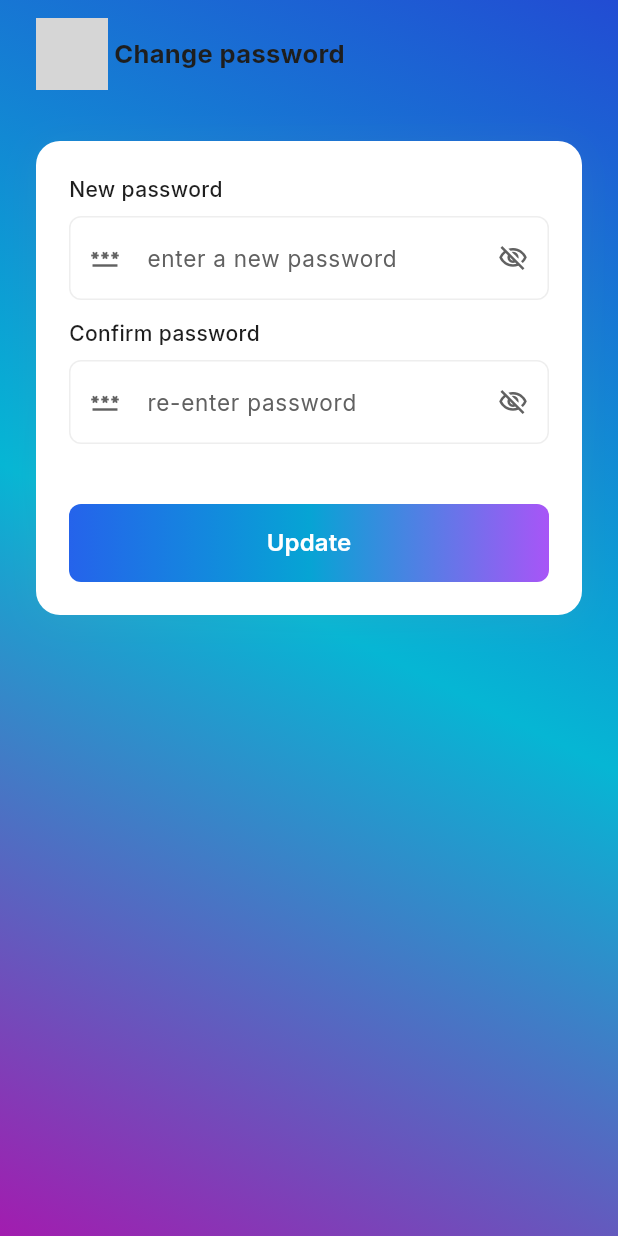
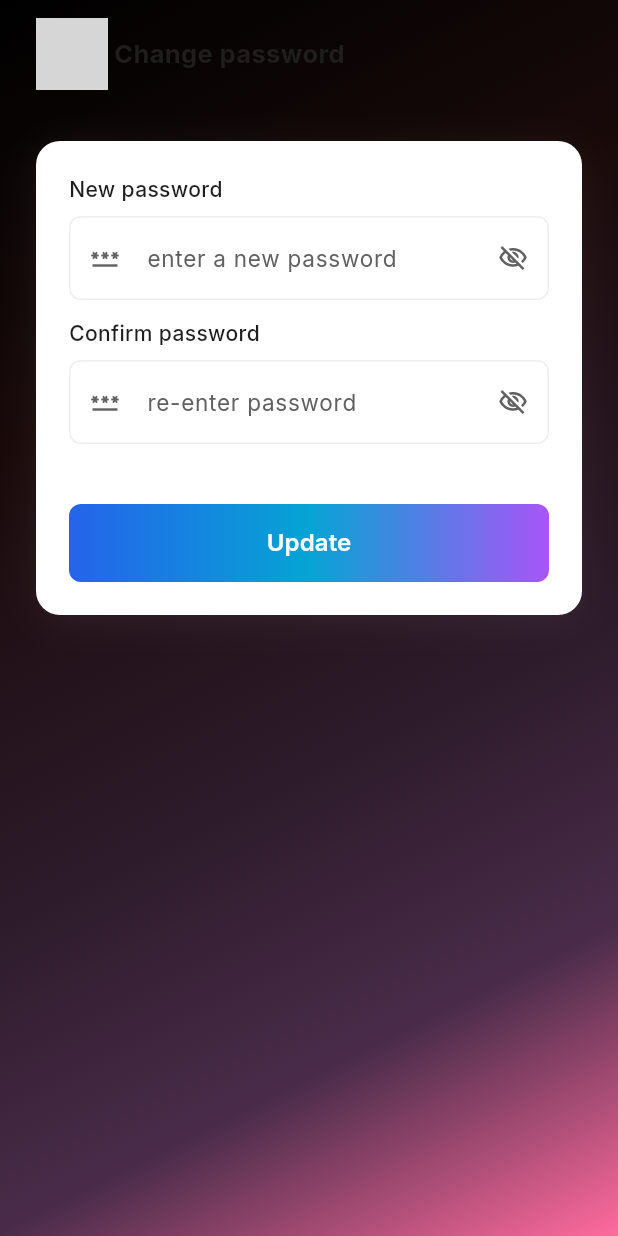
Before and after one commit to afatullahsiddique/gs-live-realtime-solution, a Flutter app: the _ChangePasswordView screen opened directly, on a phone screen of 412 x 824 dp. Run offline on Flutter 3.47's test engine with Material 3 defaults, Android fonts, the phone set to English and light mode, and no system bars; our stand-ins replace bloc, equatable, flutter_bloc, flutter_secure_storage, flutter_svg, get_it and 3 more; accounts and stored records are empty; grey boxes are pictures that could not be loaded.

Commit message:
Re-usable theme.

```diff
--- a/lib/theme/app_theme.dart
+++ b/lib/theme/app_theme.dart
@@ -42,25 +42,63 @@ class AppColors {
   static const Color text = Color(0xFF1E1E1E);
   static const Color textLight = Color(0xFF616161);
 
-  static const List<Color> backgroundGradient = [
-    // Color(0xFF1D4ED8), // Royal Blue
-    // Color(0xFF9333EA), // Magenta Purple
-    // Color(0xFFF97316), // Warm Orange
+  // Primary colors
+  static const Color black = Colors.black;
+  static const Color white = Colors.white;
 
-    // Color(0xFF2563EB), // Ocean Blue
-    // Color(0xFF4ADE80), // Mint Green
-    // Color(0xFFC084FC), // Lavender
+  static Color pinkLight = Colors.pink.shade300;
+  static Color pinkDark = Colors.pink.shade500;
+  static Color pink400 = Colors.pink.shade400;
+  static Color pink600 = Colors.pink.shade600;
 
-    Color(0xFF224CD3), // Strong Blue
-    Color(0xFF06B6D4), // Bright Cyan
-    Color(0xFFA21CAF), // Neon Purple
+  // Background gradient
+  static const LinearGradient backgroundGradient = LinearGradient(
+    begin: Alignment.topLeft,
+    end: Alignment.bottomRight,
+    colors: [
+      Color(0xFF000000),
+      Color(0xFF1a0a0a),
+      Color(0xFF2d1b2b),
+      Color(0xFF4a2c4a),
+      Color(0xFFff6b9d),
+    ],
+    stops: [0.0, 0.3, 0.6, 0.8, 1.0],
+  );
 
-    // Color(0xFF0EA5E9), // Sky Blue
-    // Color(0xFF14B8A6), // Aqua Green
-    // Color(0xFF84CC16), // Lime Green
+  // Logo gradient
+  static LinearGradient logoGradient = LinearGradient(
+    begin: Alignment.topLeft,
+    end: Alignment.bottomRight,
+    colors: [pinkLight, pinkDark],
+  );
 
-    // Color(0xFF2563EB), // Blue
-    // Color(0xFF06B6D4), // Teal
-    // Color(0xFFA855F7), // Violet
+  // Tab indicator gradient
+  static LinearGradient tabIndicatorGradient =
+  LinearGradient(colors: [Colors.pink.shade400, Colors.pink.shade600]);
+
+  // Button gradient
+  static LinearGradient buttonGradient =
+  LinearGradient(colors: [Colors.pink.shade400, Colors.pink.shade600]);
+
+  // Shadows
+  static List<BoxShadow> logoShadow = [
+    BoxShadow(color: Colors.pink.withOpacity(0.3), blurRadius: 20, offset: const Offset(0, 10)),
   ];
+
+  static List<BoxShadow> buttonShadow = [
+    BoxShadow(color: Colors.pink.withOpacity(0.4), blurRadius: 12, offset: const Offset(0, 6)),
+  ];
+
+  // Input decoration colors
+  static Color inputBorderColor = Colors.pink.withOpacity(0.3);
+  static Color inputBackground = Colors.black.withOpacity(0.2);
+
+  // Divider gradients
+  static Gradient dividerLeft = LinearGradient(colors: [Colors.transparent, Colors.white.withOpacity(0.3)]);
+  static Gradient dividerRight = LinearGradient(colors: [Colors.white.withOpacity(0.3), Colors.transparent]);
+
+  // Shader for texts
+  static Shader textGradientShader(Rect bounds) {
+    return LinearGradient(colors: [pinkLight, pinkDark]).createShader(bounds);
+  }
 }
--- a/lib/ui/auth/change_password/change_password_page.dart
+++ b/lib/ui/auth/change_password/change_password_page.dart
@@ -13,10 +13,7 @@ class ChangePasswordPage extends StatelessWidget {
 
   @override
   Widget build(BuildContext context) {
-    return BlocProvider(
-      create: (_) => ChangePasswordCubit(),
-      child: const _ChangePasswordView(),
-    );
+    return BlocProvider(create: (_) => ChangePasswordCubit(), child: const _ChangePasswordView());
   }
 }
 
@@ -30,13 +27,7 @@ class _ChangePasswordView extends StatelessWidget {
     return Scaffold(
       body: Container(
         height: double.infinity,
-        decoration: const BoxDecoration(
-          gradient: LinearGradient(
-            begin: Alignment.topRight,
-            end: Alignment.bottomLeft,
-            colors: AppColors.backgroundGradient,
-          ),
-        ),
+        decoration: const BoxDecoration(gradient: AppColors.backgroundGradient),
         child: SafeArea(
           child: Padding(
             padding: const EdgeInsets.symmetric(horizontal: 24),
@@ -49,24 +40,14 @@ class _ChangePasswordView extends StatelessWidget {
                       context.pop();
                     },
                     child: Padding(
-                      padding: const EdgeInsets.only(
-                        top: 12,
-                        bottom: 12,
-                        right: 12,
-                      ),
+                      padding: const EdgeInsets.only(top: 12, bottom: 12, right: 12),
                       child: Row(
                         mainAxisAlignment: MainAxisAlignment.start,
                         mainAxisSize: MainAxisSize.min,
                         children: [
                           SvgPicture.asset("assets/icons/back.svg"),
                           SizedBox(width: 4),
-                          Text(
-                            "Change password",
-                            style: TextStyle(
-                              fontSize: 17,
-                              fontWeight: FontWeight.w700,
-                            ),
-                          ),
+                          Text("Change password", style: TextStyle(fontSize: 17, fontWeight: FontWeight.w700)),
                         ],
                       ),
                     ),
@@ -79,14 +60,7 @@ class _ChangePasswordView extends StatelessWidget {
                     decoration: BoxDecoration(
                       color: Colors.white,
                       borderRadius: BorderRadius.circular(16),
-                      boxShadow: [
-                        BoxShadow(
-                          color: Colors.grey.withOpacity(0.1),
-                          spreadRadius: 0,
-                          blurRadius: 20,
-                          offset: const Offset(0, 4),
-                        ),
-                      ],
+                      boxShadow: [BoxShadow(color: Colors.grey.withOpacity(0.1), spreadRadius: 0, blurRadius: 20, offset: const Offset(0, 4))],
                     ),
                     child: Column(
                       children: [
@@ -100,9 +74,7 @@ class _ChangePasswordView extends StatelessWidget {
                                   hintText: "enter a new password",
                                   obscureText: !state.passwordVisibility,
                                   prefixIcon: Icons.password,
-                                  suffixIcon: state.passwordVisibility
-                                      ? Icons.visibility_outlined
-                                      : Icons.visibility_off_outlined,
+                                  suffixIcon: state.passwordVisibility ? Icons.visibility_outlined : Icons.visibility_off_outlined,
                                   onSuffixTap: () {
                                     cubit.togglePasswordVisibility();
                                   },
@@ -113,9 +85,7 @@ class _ChangePasswordView extends StatelessWidget {
                                   hintText: "re-enter password",
                                   obscureText: !state.passwordConfirmVisibility,
                                   prefixIcon: Icons.password,
-                                  suffixIcon: state.passwordConfirmVisibility
-                                      ? Icons.visibility_outlined
-                                      : Icons.visibility_off_outlined,
+                                  suffixIcon: state.passwordConfirmVisibility ? Icons.visibility_outlined : Icons.visibility_off_outlined,
                                   onSuffixTap: () {
                                     cubit.toggleConfirmPasswordVisibility();
                                   },
@@ -128,23 +98,10 @@ class _ChangePasswordView extends StatelessWidget {
                         BlocConsumer<ChangePasswordCubit, ChangePasswordState>(
                           listener: (context, state) {
                             if (state.status == ChangePasswordStatus.failure) {
-                              ScaffoldMessenger.of(context).showSnackBar(
-                                SnackBar(
-                                  content: Text(
-                                    state.error ?? 'ChangePassword failed',
-                                  ),
-                                ),
-                              );
+                              ScaffoldMessenger.of(context).showSnackBar(SnackBar(content: Text(state.error ?? 'ChangePassword failed')));
                               cubit.reset();
-                            } else if (state.status ==
-                                ChangePasswordStatus.success) {
-                              ScaffoldMessenger.of(context).showSnackBar(
-                                SnackBar(
-                                  content: Text(
-                                    "Password updated successfully!",
-                                  ),
-                                ),
-                              );
+                            } else if (state.status == ChangePasswordStatus.success) {
+                              ScaffoldMessenger.of(context).showSnackBar(SnackBar(content: Text("Password updated successfully!")));
                               context.go(Routes.login.path);
                             }
                           },
@@ -154,8 +111,7 @@ class _ChangePasswordView extends StatelessWidget {
                               onPressed: () {
                                 cubit.updatePassword();
                               },
-                              isLoading:
-                                  state.status == ChangePasswordStatus.loading,
+                              isLoading: state.status == ChangePasswordStatus.loading,
                             );
                           },
                         ),
--- a/lib/ui/auth/forget_password/forget_password_page.dart
+++ b/lib/ui/auth/forget_password/forget_password_page.dart
@@ -30,11 +30,7 @@ class _ForgetPasswordView extends StatelessWidget {
       body: Container(
         height: double.infinity,
         decoration: const BoxDecoration(
-          gradient: LinearGradient(
-            begin: Alignment.topRight,
-            end: Alignment.bottomLeft,
-            colors: AppColors.backgroundGradient,
-          ),
+          gradient: AppColors.backgroundGradient,
         ),
         child: SafeArea(
           child: Padding(
--- a/lib/ui/auth/registration/register_page.dart
+++ b/lib/ui/auth/registration/register_page.dart
@@ -29,11 +29,7 @@ class _RegisterView extends StatelessWidget {
     return Scaffold(
       body: Container(
         decoration: const BoxDecoration(
-          gradient: LinearGradient(
-            begin: Alignment.topRight,
-            end: Alignment.bottomLeft,
-            colors: AppColors.backgroundGradient,
-          ),
+          gradient: AppColors.backgroundGradient,
         ),
         child: SafeArea(
           child: Center(
--- a/lib/ui/auth/verify_otp/verify_otp_page.dart
+++ b/lib/ui/auth/verify_otp/verify_otp_page.dart
@@ -31,11 +31,7 @@ class _VerifyOTPView extends StatelessWidget {
       body: Container(
         height: double.infinity,
         decoration: const BoxDecoration(
-          gradient: LinearGradient(
-            begin: Alignment.topRight,
-            end: Alignment.bottomLeft,
-            colors: AppColors.backgroundGradient,
-          ),
+          gradient: AppColors.backgroundGradient,
         ),
         child: SafeArea(
           child: Padding(
--- a/lib/ui/home/home_page.dart
+++ b/lib/ui/home/home_page.dart
@@ -15,11 +15,7 @@ class HomePage extends StatelessWidget {
     return Scaffold(
       body: Container(
         decoration: const BoxDecoration(
-          gradient: LinearGradient(
-            begin: Alignment.topRight,
-            end: Alignment.bottomLeft,
-            colors: AppColors.backgroundGradient,
-          ),
+          gradient: AppColors.backgroundGradient,
         ),
         child: Center(
           child: GestureDetector(
```
Also changed, not shown: lib/ui/auth/login/login_page.dart (+26 -61 lines).
